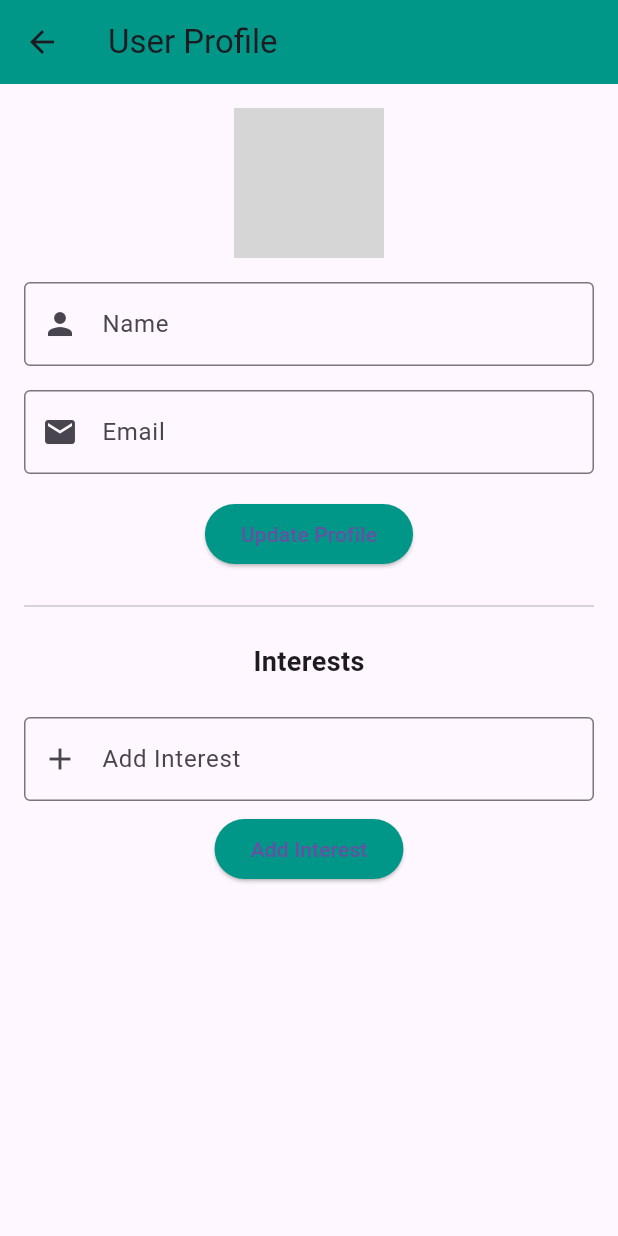
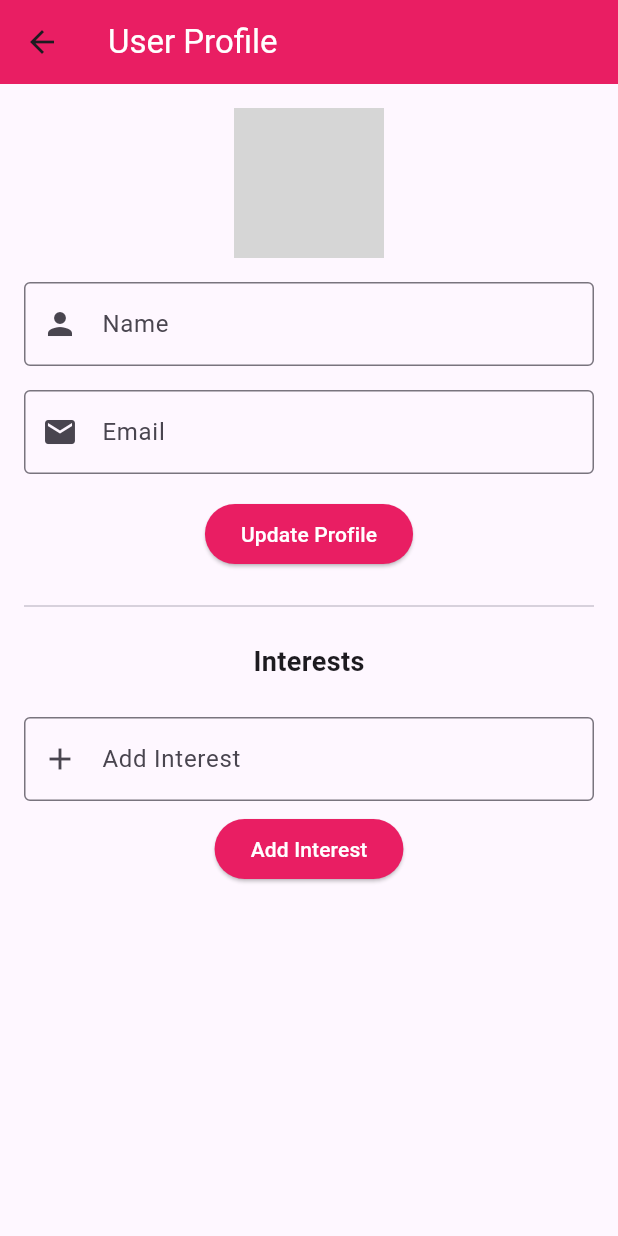
Before and after one commit to sohebalam/travelist, a Flutter app: the ViewUserProfilePage screen opened directly with empty values, on a phone screen of 412 x 824 dp. Run offline on Flutter 3.47's test engine with Material 3 defaults, Android fonts, the phone set to English and light mode, and no system bars; our stand-ins replace animate_do, cloud_firestore, equatable, firebase_auth, firebase_core, firebase_storage and 8 more; missing offline and left inert: flutter_google_places_sdk, flutter_polyline_points, google_maps_directions; accounts and stored records are empty; network calls fail; grey boxes are pictures that could not be loaded.

Commit message:
UI fixes

```diff
--- a/lib/pages/user/view_profile.dart
+++ b/lib/pages/user/view_profile.dart
@@ -3,7 +3,8 @@ import 'package:flutter/material.dart';
 import 'package:cloud_firestore/cloud_firestore.dart';
 import 'package:firebase_storage/firebase_storage.dart';
 import 'package:image_picker/image_picker.dart';
-import 'package:firebase_auth/firebase_auth.dart'; // For current user information
+import 'package:firebase_auth/firebase_auth.dart';
+import 'package:travelist/services/styles.dart'; // For current user information
 
 class ViewUserProfilePage extends StatefulWidget {
   final String userId;
@@ -150,8 +151,11 @@ class _ViewUserProfilePageState extends State<ViewUserProfilePage> {
   Widget build(BuildContext context) {
     return Scaffold(
       appBar: AppBar(
-        title: Text('User Profile'),
-        backgroundColor: Colors.teal,
+        title: Text(
+          'User Profile',
+          style: TextStyle(color: Colors.white),
+        ),
+        backgroundColor: AppColors.primaryColor,
       ),
       body: FutureBuilder<DocumentSnapshot>(
         future: _userFuture,
@@ -203,7 +207,7 @@ class _ViewUserProfilePageState extends State<ViewUserProfilePage> {
                         child: InkWell(
                           onTap: _pickImage,
                           child: CircleAvatar(
-                            backgroundColor: Colors.teal,
+                            backgroundColor: AppColors.primaryColor,
                             child: Icon(Icons.edit, color: Colors.white),
                           ),
                         ),
@@ -231,9 +235,12 @@ class _ViewUserProfilePageState extends State<ViewUserProfilePage> {
                   SizedBox(height: 16),
                   ElevatedButton(
                     onPressed: _updateProfile,
-                    child: Text('Update Profile'),
+                    child: Text(
+                      'Update Profile',
+                      style: TextStyle(color: Colors.white),
+                    ),
                     style: ElevatedButton.styleFrom(
-                      backgroundColor: Colors.teal,
+                      backgroundColor: AppColors.primaryColor,
                     ),
                   ),
                   SizedBox(height: 16),
@@ -260,12 +267,14 @@ class _ViewUserProfilePageState extends State<ViewUserProfilePage> {
                                   },
                                 )
                               : Text(interests[index]),
-                          leading: Icon(Icons.star, color: Colors.teal),
+                          leading:
+                              Icon(Icons.star, color: AppColors.primaryColor),
                           trailing: Row(
                             mainAxisSize: MainAxisSize.min,
                             children: [
                               IconButton(
-                                icon: Icon(Icons.edit, color: Colors.blue),
+                                icon: Icon(Icons.edit,
+                                    color: AppColors.secondaryColor),
                                 onPressed: () {
                                   setState(() {
                                     editingInterest = interests[index];
@@ -274,7 +283,8 @@ class _ViewUserProfilePageState extends State<ViewUserProfilePage> {
                                 },
                               ),
                               IconButton(
-                                icon: Icon(Icons.delete, color: Colors.red),
+                                icon: Icon(Icons.delete,
+                                    color: AppColors.primaryColor),
                                 onPressed: () {
                                   _showDeleteConfirmationDialog(
                                       interests[index]);
@@ -298,9 +308,12 @@ class _ViewUserProfilePageState extends State<ViewUserProfilePage> {
                   SizedBox(height: 8),
                   ElevatedButton(
                     onPressed: _addInterest,
-                    child: Text('Add Interest'),
+                    child: Text(
+                      'Add Interest',
+                      style: TextStyle(color: Colors.white),
+                    ),
                     style: ElevatedButton.styleFrom(
-                      backgroundColor: Colors.teal,
+                      backgroundColor: AppColors.primaryColor,
                     ),
                   ),
                 ],
--- a/lib/services/widgets/bottom_navbar.dart
+++ b/lib/services/widgets/bottom_navbar.dart
@@ -16,7 +16,7 @@ class BottomNavBar extends StatelessWidget {
   @override
   Widget build(BuildContext context) {
     return BottomNavigationBar(
-      items: <BottomNavigationBarItem>[
+      items: [
         BottomNavigationBarItem(
           icon: Icon(Icons.home),
           label: 'Home',
```
Also changed, not shown: lib/main_page.dart (+13 -4 lines), lib/pages/list_detail.dart (+2 -5 lines), lib/pages/user/profile.dart (+9 -3 lines).
